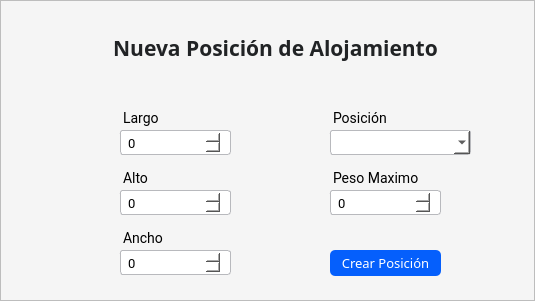
juanignaciocansillieri/bullsoft, file Interfaces/main/Ui/posiciones_alojamiento.ui: the form before one commit.
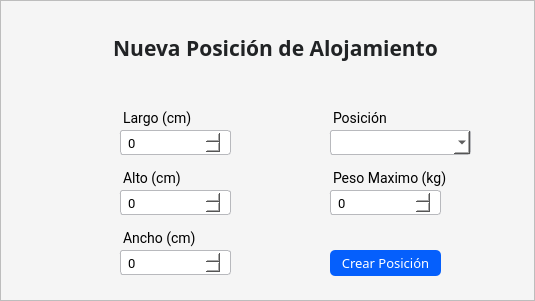
The form after the commit.

```diff
--- a/Interfaces/main/Ui/posiciones_alojamiento.ui
+++ b/Interfaces/main/Ui/posiciones_alojamiento.ui
@@ -122,7 +122,7 @@
 </string>
        </property>
        <property name="text">
-        <string>Largo</string>
+        <string>Largo (cm)</string>
        </property>
       </widget>
       <widget class="QSpinBox" name="alto_num">
@@ -290,7 +290,7 @@
 </string>
        </property>
        <property name="text">
-        <string>Alto</string>
+        <string>Alto (cm)</string>
        </property>
       </widget>
       <widget class="QLabel" name="label_Area">
@@ -344,7 +344,7 @@
 </string>
        </property>
        <property name="text">
-        <string>Ancho</string>
+        <string>Ancho (cm)</string>
        </property>
       </widget>
       <widget class="QLabel" name="label_limite">
@@ -371,7 +371,7 @@
 </string>
        </property>
        <property name="text">
-        <string>Peso Maximo</string>
+        <string>Peso Maximo (kg)</string>
        </property>
       </widget>
       <widget class="QLabel" name="label_5">
```
